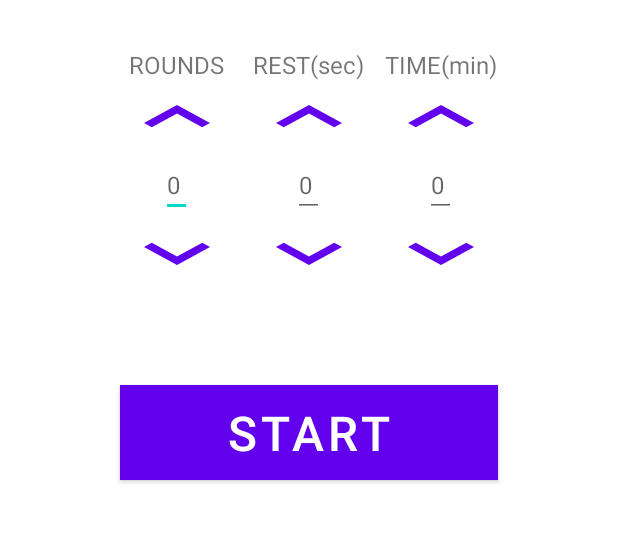
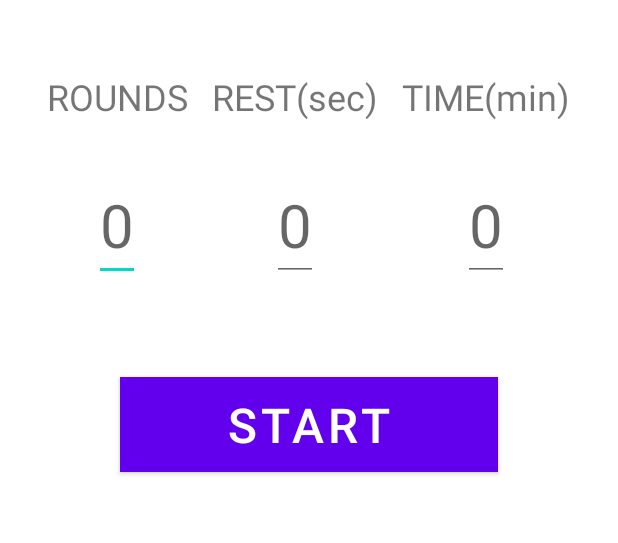
Before and after one commit to FiGo123/SparTime, an Android app: the layout main_fragment.xml on its own in the app's theme, with its tools: preview values and no code run, on a phone screen of 412 x 824 dp, the part 121-664 px from its top. Run offline under Robolectric (Android 15) with nearby library versions, the phone set to English and light mode, and no system bars.

Commit message:
Add round fragment, setup listeners

```diff
--- a/app/src/main/res/layout/main_fragment.xml
+++ b/app/src/main/res/layout/main_fragment.xml
@@ -11,6 +11,7 @@
         app:layout_constraintStart_toStartOf="parent"
         app:layout_constraintEnd_toEndOf="parent"
         android:layout_margin="16dp"
+        android:layout_marginTop="32dp"
         android:text="SparTime"
         android:textSize="48dp"
         android:gravity="center_horizontal"/>
@@ -31,7 +32,7 @@
         app:layout_constraintEnd_toEndOf="parent"
         android:orientation="horizontal"
         android:gravity="center_horizontal"
-        android:layout_marginTop="32dp"
+        android:layout_marginTop="40dp"
         >
         <LinearLayout
             android:layout_width="wrap_content"
@@ -41,32 +42,23 @@
                 android:layout_width="wrap_content"
                 android:layout_height="wrap_content"
                 android:text="ROUNDS"
-                android:textSize="16dp"
+                android:textSize="24dp"
                 android:layout_gravity="start"
-                android:layout_marginStart="12dp"
+                android:layout_margin="8dp"
 
                 />
-            <Button
-                android:layout_width="wrap_content"
-                android:layout_height="wrap_content"
-                android:layout_gravity="start"
-                android:background="@drawable/ic_baseline_keyboard_arrow_up_24"
-                />
+
             <EditText
                 android:id="@+id/edtxt_round"
                 android:layout_width="wrap_content"
                 android:layout_height="wrap_content"
                 android:hint="0"
-                android:textSize="16dp"
+                android:textSize="40dp"
                 android:layout_gravity="center_horizontal"
                 android:inputType="number"
+                android:layout_marginTop="24dp"
                 />
-            <Button
-                android:layout_width="wrap_content"
-                android:layout_height="wrap_content"
-                android:background="@drawable/ic_baseline_keyboard_arrow_down_24"
-                android:layout_gravity="start"
-                />
+
         </LinearLayout>
 
         <LinearLayout
@@ -77,32 +69,23 @@
                 android:layout_width="wrap_content"
                 android:layout_height="wrap_content"
                 android:text="REST(sec)"
-                android:textSize="16dp"
+                android:textSize="24dp"
                 android:layout_gravity="center_horizontal"
+                android:layout_margin="8dp"
                 />
 
 
-            <Button
-                android:layout_width="wrap_content"
-                android:layout_height="wrap_content"
-                android:background="@drawable/ic_baseline_keyboard_arrow_up_24"
-                android:layout_gravity="start"
-                />
             <EditText
                 android:id="@+id/edtxt_rest"
                 android:layout_width="wrap_content"
                 android:layout_height="wrap_content"
                 android:hint="0"
-                android:textSize="16dp"
+                android:textSize="40dp"
                 android:layout_gravity="center_horizontal"
                 android:inputType="number"
+                android:layout_marginTop="24dp"
                 />
-            <Button
-                android:layout_width="wrap_content"
-                android:layout_height="wrap_content"
-                android:background="@drawable/ic_baseline_keyboard_arrow_down_24"
-                android:layout_gravity="start"
-                />
+
         </LinearLayout>
 
         <LinearLayout
@@ -114,34 +97,26 @@
                 android:layout_width="wrap_content"
                 android:layout_height="wrap_content"
                 android:text="TIME(min)"
-                android:textSize="16dp"
+                android:textSize="24dp"
                 android:layout_gravity="center_horizontal"
+                android:layout_margin="8dp"
                 />
 
-            <Button
-                android:layout_width="wrap_content"
-                android:layout_height="wrap_content"
-                android:background="@drawable/ic_baseline_keyboard_arrow_up_24"
-                android:layout_gravity="start"
-                />
             <EditText
                 android:id="@+id/edtxt_time"
                 android:layout_width="wrap_content"
                 android:layout_height="wrap_content"
                 android:hint="0"
-                android:textSize="16dp"
+                android:textSize="40dp"
                 android:layout_gravity="center_horizontal"
                 android:inputType="number"
+                android:layout_marginTop="24dp"
                 />
-            <Button
-                android:layout_width="wrap_content"
-                android:layout_height="wrap_content"
-                android:background="@drawable/ic_baseline_keyboard_arrow_down_24"
-                android:layout_gravity="start"
-                />
+
         </LinearLayout>
     </LinearLayout>
     <Button
+        android:id="@+id/start_btn"
         android:layout_width="match_parent"
         android:layout_height="wrap_content"
         app:layout_constraintStart_toStartOf="parent"
```
Also changed, not shown: app/src/main/java/com/example/spartime/MainActivity.kt (+7 -2 lines), app/src/main/res/layout/fragment_round_counter.xml (added, +43 -0 lines).
